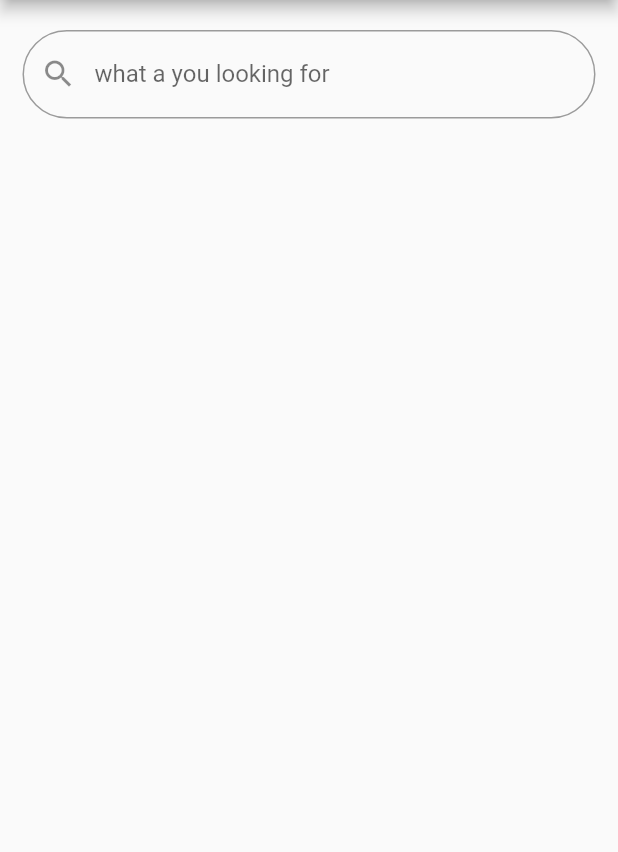
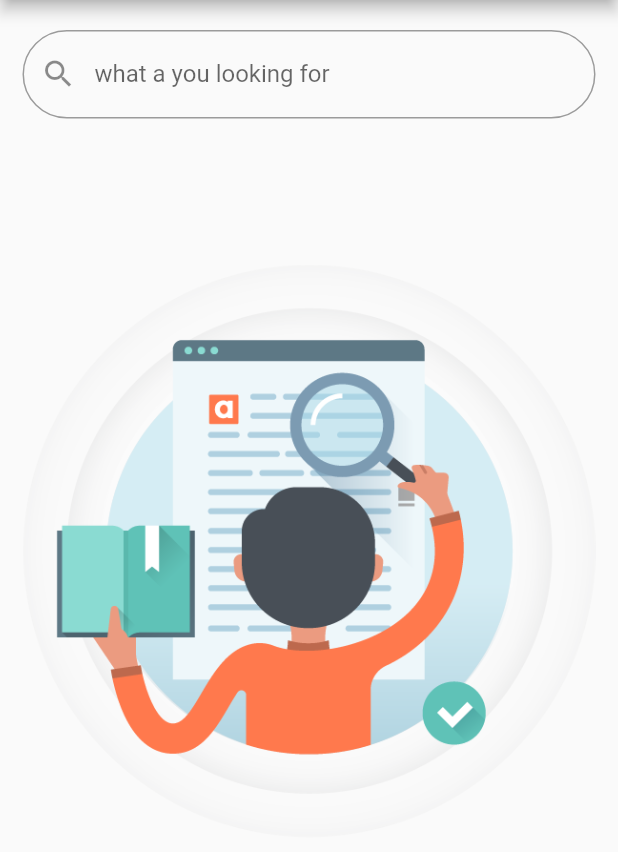
Before and after one commit to SomethingRight/worldofword, a Flutter app: the MainPage screen opened directly, on a phone screen of 412 x 824 dp, the part 84-936 px from its top. Run offline on Flutter 3.47's test engine with Material 2 defaults, Android fonts, the phone set to English and light mode, and no system bars; our stand-ins replace cloud_firestore, equatable, firebase_auth, firebase_core, flutter_bloc, flutter_slidable and 2 more; accounts and stored records are empty.

Commit message:
layout is ready. plus picture on main page

```diff
--- a/lib/api/firestore/firestore_provider.dart
+++ b/lib/api/firestore/firestore_provider.dart
@@ -1,7 +1,6 @@
 import 'dart:developer';
 
 import 'package:cloud_firestore/cloud_firestore.dart';
-import 'package:flutter/material.dart';
 import 'package:injectable/injectable.dart';
 import 'package:worldofword/models/word_translate_model.dart';
 
--- a/lib/module/history/history_page.dart
+++ b/lib/module/history/history_page.dart
@@ -1,7 +1,7 @@
 import 'package:flutter/material.dart';
 import 'package:worldofword/models/word_details_model.dart';
 
-import '../widgets/word_card.dart';
+import '../widgets/word_card_icon.dart';
 
 class HistoryPage extends StatefulWidget {
   const HistoryPage({super.key, required this.title});
--- a/lib/module/main_page/main_page.dart
+++ b/lib/module/main_page/main_page.dart
@@ -4,7 +4,7 @@ import 'package:worldofword/module/main_page/word_load_bloc.dart';
 
 import '../../core/DI/service_locator.dart';
 import '../widgets/text_field_custom.dart';
-import '../widgets/word_card.dart';
+import '../widgets/word_card_icon.dart';
 
 //TODO
 //авторизация firebase и сохранять там же
@@ -58,12 +58,15 @@ class _MainPageState extends State<MainPage> {
 
               //Here will be results of search
 
-              Center(
-                child: BlocBuilder<WordLoadBloc, WordLoadState>(
+              BlocBuilder<WordLoadBloc, WordLoadState>(
                 bloc: _bloc,
                 builder: (context, state) {
                   if (state is WordEmptyState) {
-                      return const Offstage();
+                    return Padding(
+                        padding: EdgeInsets.only(
+                            top: MediaQuery.of(context).size.height * 0.1),
+                        child:
+                            Image.asset('assets/images/png/search_page.png'));
                   } else if (state is WordLoadingState) {
                     return const Center(child: CircularProgressIndicator());
                   } else if (state is WordError) {
@@ -75,7 +78,7 @@ class _MainPageState extends State<MainPage> {
                         itemBuilder: (context, index) {
                           return Container(
                               padding: const EdgeInsets.all(10),
-                                child: WordCard(word: state.words[index]));
+                              child: WordCardIcon(word: state.words[index]));
                         });
                   }
                   return const Center(
@@ -86,7 +89,6 @@ class _MainPageState extends State<MainPage> {
                   );
                 },
               ),
-              )
             ],
           ),
         ),
```
Also changed, not shown: lib/module/saved_words/saved_words_page.dart (+30 -9 lines), lib/module/widgets/word_card.dart (+7 -31 lines), lib/module/widgets/word_card_icon.dart (added, +64 -0 lines), pubspec.yaml (+5 -2 lines), assets/images/png/search_page.png (added), pubspec.lock. Lines whose indentation alone changed are shown as unchanged.
